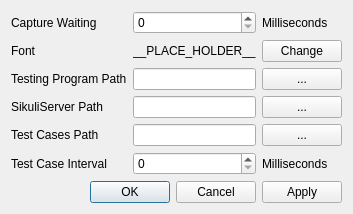
The window that driver/src/Widget/PreferenceDialog.ui (ncuoolab/xtitan) describes before a commit, drawn with Qt 5.
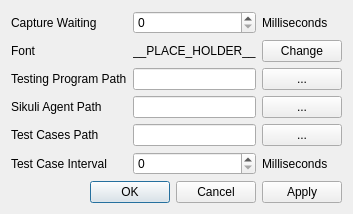
The same window after the commit.

```diff
--- a/driver/src/Widget/PreferenceDialog.ui
+++ b/driver/src/Widget/PreferenceDialog.ui
@@ -81,7 +81,7 @@
      <item row="3" column="0">
       <widget class="QLabel" name="label_5">
        <property name="text">
-        <string>SikuliServer Path</string>
+        <string>Sikuli Agent Path</string>
        </property>
       </widget>
      </item>
```
